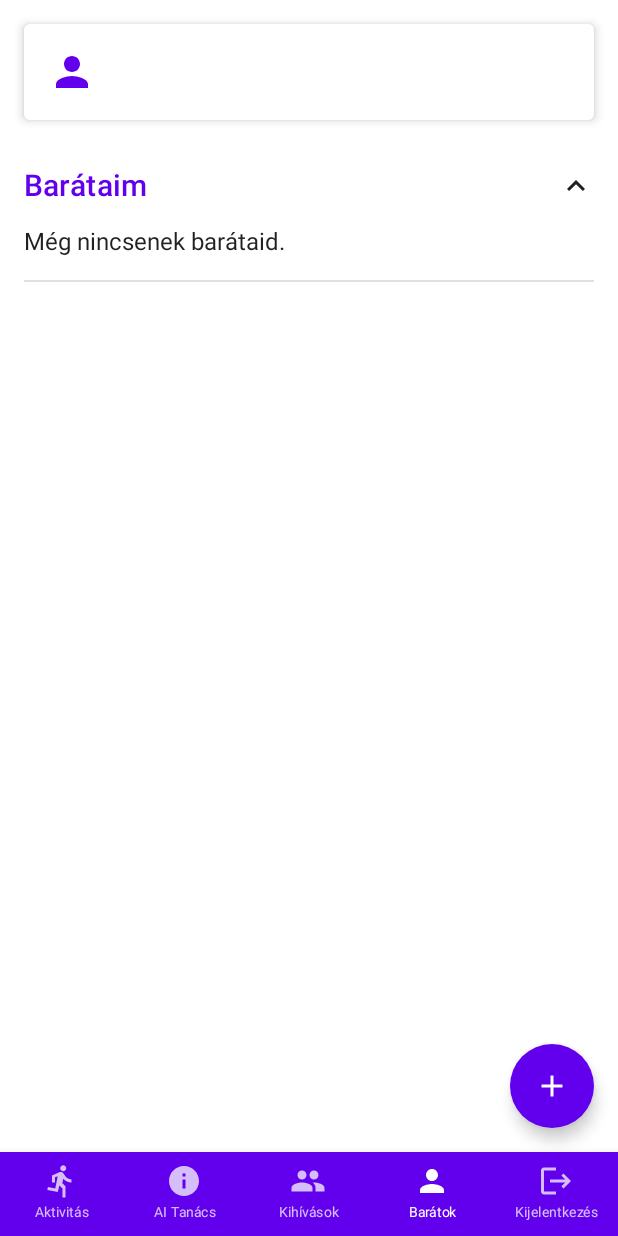
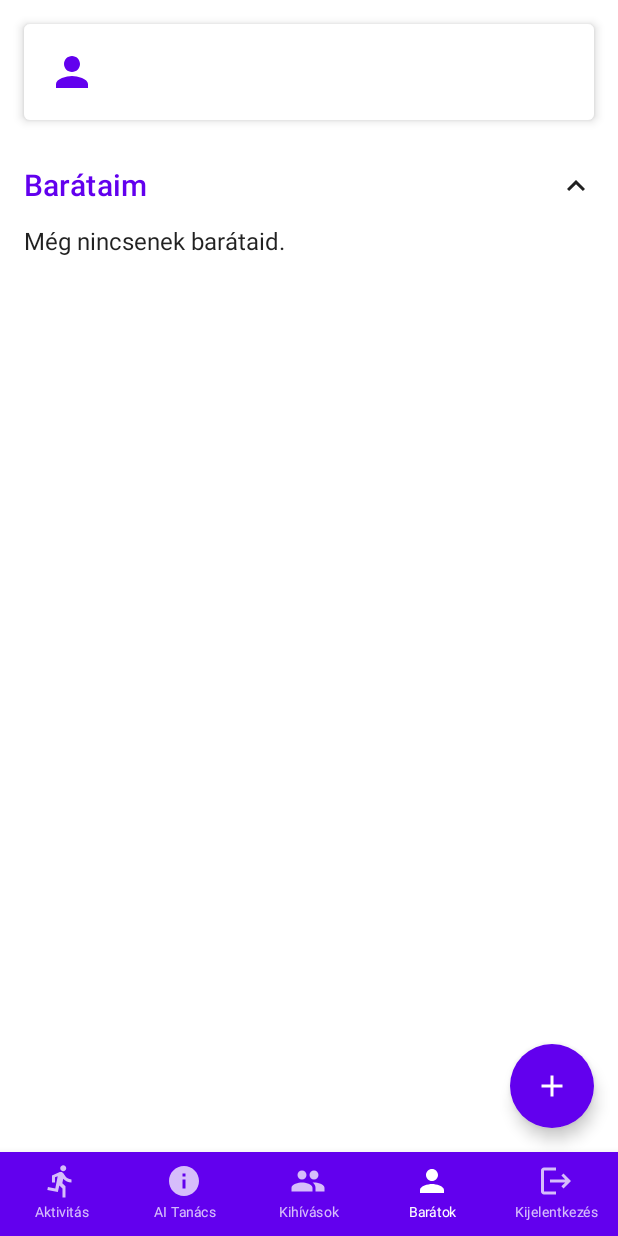
Before and after one commit to Malichr/HealthMentor, an Android app built with Jetpack Compose: the friends screen opened through its navigation route, on a phone screen of 412 x 824 dp. Run offline under Robolectric (Android 15) with nearby library versions, the phone set to English and light mode, and no system bars; our stand-ins replace Firebase (no records; nobody signed in at launch, a user with empty details on screens opened directly).

Commit message:
FriendsScreen fix

```diff
--- a/app/src/main/java/com/example/healthmentor/FriendsScreen.kt
+++ b/app/src/main/java/com/example/healthmentor/FriendsScreen.kt
@@ -94,9 +94,6 @@ fun ExpandableSection(
         }
         AnimatedVisibility(visible = expanded) {
             content()
-        }
-        if (expanded) {
-            Divider(modifier = Modifier.padding(top = 8.dp))
         }
     }
 }
```
